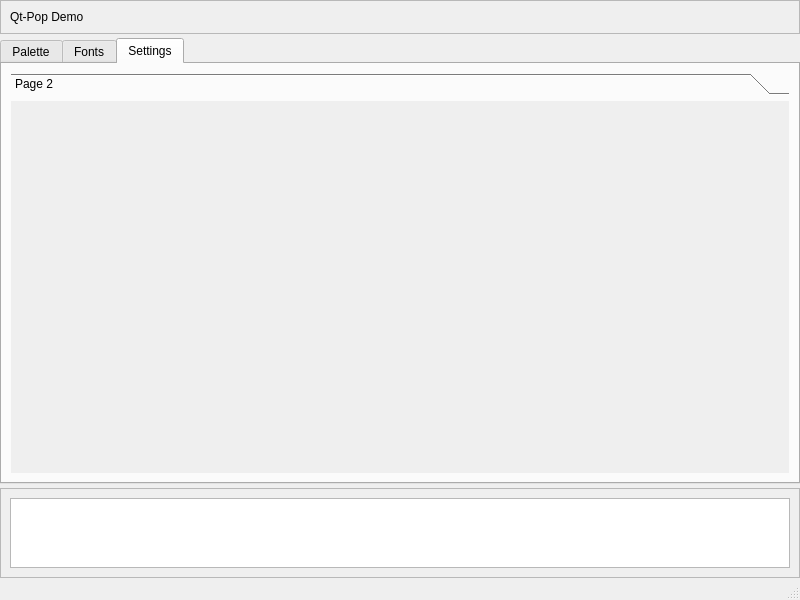
This is app/mainwindow/mainwindow.ui in codemeetscopper/Qt-Pop as Qt 5 draws it before an edit. The edited form follows.
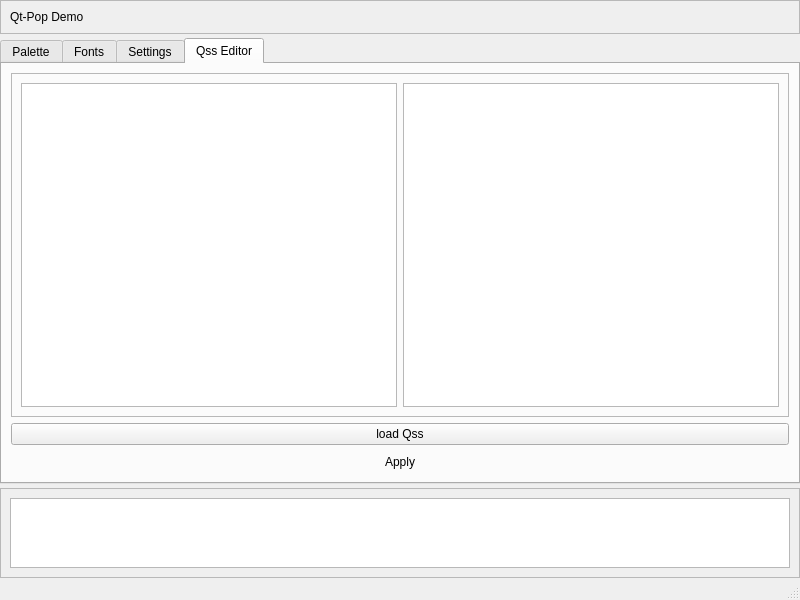
This is the edited form.

```diff
--- a/app/mainwindow/mainwindow.ui
+++ b/app/mainwindow/mainwindow.ui
@@ -52,7 +52,7 @@
     <item>
      <widget class="QTabWidget" name="mainTW">
       <property name="currentIndex">
-       <number>2</number>
+       <number>3</number>
       </property>
       <widget class="QWidget" name="palette">
        <attribute name="title">
@@ -106,8 +106,8 @@
             <rect>
              <x>0</x>
              <y>0</y>
-             <width>776</width>
-             <height>341</height>
+             <width>98</width>
+             <height>28</height>
             </rect>
            </property>
            <attribute name="label">
@@ -118,6 +118,48 @@
         </item>
        </layout>
       </widget>
+      <widget class="QWidget" name="qss">
+       <attribute name="title">
+        <string>Qss Editor</string>
+       </attribute>
+       <layout class="QVBoxLayout" name="verticalLayout_4" stretch="20,0,1">
+        <item>
+         <widget class="QFrame" name="frame">
+          <property name="frameShape">
+           <enum>QFrame::Shape::StyledPanel</enum>
+          </property>
+          <property name="frameShadow">
+           <enum>QFrame::Shadow::Raised</enum>
+          </property>
+          <layout class="QHBoxLayout" name="horizontalLayout_2">
+           <item>
+            <widget class="QTextEdit" name="cqss"/>
+           </item>
+           <item>
+            <widget class="QTextEdit" name="tqss"/>
+           </item>
+          </layout>
+         </widget>
+        </item>
+        <item>
+         <widget class="QPushButton" name="loadbtn">
+          <property name="text">
+           <string>load Qss</string>
+          </property>
+         </widget>
+        </item>
+        <item>
+         <widget class="QPushButton" name="applybtn">
+          <property name="text">
+           <string>Apply</string>
+          </property>
+          <property name="flat">
+           <bool>true</bool>
+          </property>
+         </widget>
+        </item>
+       </layout>
+      </widget>
      </widget>
     </item>
     <item>
```
